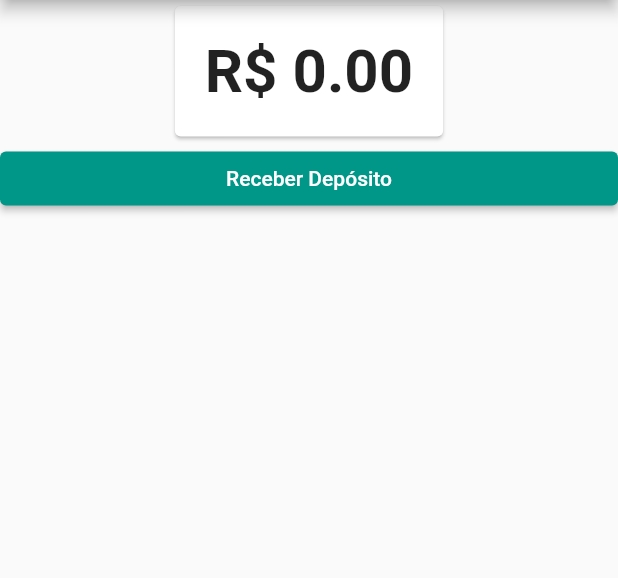
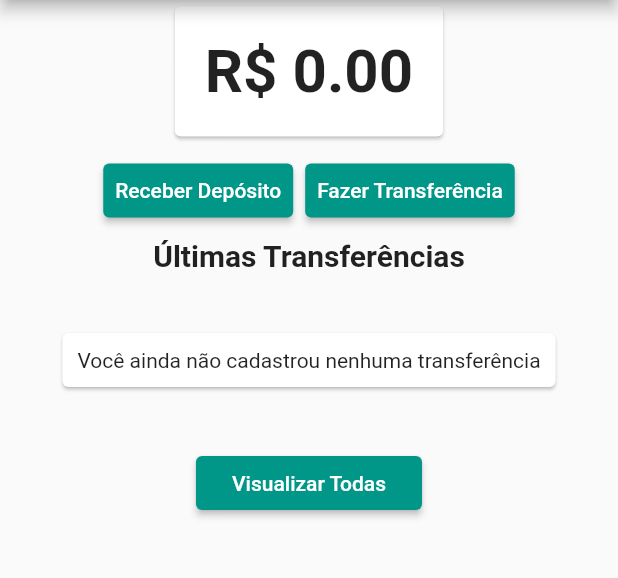
Before and after one commit to rafascm/bytebank-flutter, a Flutter app: the screen it shows after launch, on a phone screen of 412 x 824 dp, the part 84-662 px from its top. Run offline on Flutter 3.47's test engine with Material 2 defaults, Android fonts, the phone set to English and light mode, and no system bars.

Commit message:
using multiprovider to handle both balance and transaction list

```diff
--- a/lib/models/transaction.dart
+++ b/lib/models/transaction.dart
@@ -3,4 +3,7 @@ class Transaction {
   final int acc;
 
   Transaction({this.value, this.acc});
+
+  String toStringValue() => 'R\$ ' + this.value.toString();
+  String toStringAcc() => 'Conta: ' + this.acc.toString();
 }
--- /dev/null
+++ b/lib/models/transactions.dart
@@ -0,0 +1,13 @@
+import 'package:bytebank/models/transaction.dart';
+import 'package:flutter/material.dart';
+
+class Transactions extends ChangeNotifier {
+  final List<Transaction> _transactions = [];
+
+  List<Transaction> get transactions => _transactions;
+
+  add(Transaction newTransaction) {
+    _transactions.add(newTransaction);
+    notifyListeners();
+  }
+}
--- a/lib/screens/dashboard/balance_card.dart
+++ b/lib/screens/dashboard/balance_card.dart
@@ -1,7 +1,6 @@
+import 'package:bytebank/models/balance.dart';
 import 'package:flutter/material.dart';
 import 'package:provider/provider.dart';
-
-import '../../models/balance.dart';
 
 class BalanceCard extends StatelessWidget {
   @override
--- a/lib/screens/dashboard/dashboard.dart
+++ b/lib/screens/dashboard/dashboard.dart
@@ -1,4 +1,6 @@
-import 'package:bytebank/screens/dashboard/deposit/form.dart';
+import 'package:bytebank/screens/deposit/form.dart';
+import 'package:bytebank/screens/transaction/recent.dart';
+import 'package:bytebank/screens/transaction/transaction_form.dart';
 import 'package:flutter/material.dart';
 
 import 'balance_card.dart';
@@ -16,6 +18,9 @@ class Dashboard extends StatelessWidget {
             alignment: Alignment.topCenter,
             child: BalanceCard(),
           ),
+          ButtonBar(
+            alignment: MainAxisAlignment.center,
+            children: [
               RaisedButton(
                 child: Text('Receber Depósito'),
                 onPressed: () {
@@ -25,6 +30,18 @@ class Dashboard extends StatelessWidget {
                   );
                 },
               ),
+              RaisedButton(
+                child: Text('Fazer Transferência'),
+                onPressed: () {
+                  Navigator.push(
+                    context,
+                    MaterialPageRoute(builder: (context) => TransactionForm()),
+                  );
+                },
+              ),
+            ],
+          ),
+          RecentTransactions(),
         ],
       ),
     );
--- /dev/null
+++ b/lib/screens/transaction/no_recent_transactions.dart
@@ -0,0 +1,17 @@
+import 'package:flutter/material.dart';
+
+class NoRecentTransaction extends StatelessWidget {
+  @override
+  Widget build(BuildContext context) {
+    return Card(
+      margin: EdgeInsets.all(40),
+      child: Padding(
+        padding: EdgeInsets.all(10),
+        child: Text(
+          'Você ainda não cadastrou nenhuma transferência',
+          textAlign: TextAlign.center,
+        ),
+      ),
+    );
+  }
+}
--- /dev/null
+++ b/lib/screens/transaction/recent.dart
@@ -0,0 +1,49 @@
+import 'package:bytebank/components/transaction_item.dart';
+import 'package:bytebank/models/transactions.dart';
+import 'package:bytebank/screens/transaction/no_recent_transactions.dart';
+import 'package:bytebank/screens/transaction/transacton_list.dart';
+import 'package:flutter/material.dart';
+import 'package:provider/provider.dart';
+
+class RecentTransactions extends StatelessWidget {
+  @override
+  Widget build(BuildContext context) {
+    return Column(
+      children: [
+        Text(
+          'Últimas Transferências',
+          style: TextStyle(fontWeight: FontWeight.bold, fontSize: 20),
+        ),
+        Consumer<Transactions>(
+          builder: (context, tsxs, child) {
+            final _amount =
+                tsxs.transactions.length < 3 ? tsxs.transactions.length : 2;
+
+            if (_amount == 0) {
+              return NoRecentTransaction();
+            }
+
+            final _recent = tsxs.transactions.reversed.toList();
+            return ListView.builder(
+              padding: EdgeInsets.all(8),
+              itemCount: _amount,
+              shrinkWrap: true,
+              itemBuilder: (context, index) {
+                return TransactionItem(_recent[index]);
+              },
+            );
+          },
+        ),
+        RaisedButton(
+          child: Text('Visualizar Todas'),
+          onPressed: () {
+            Navigator.push(
+              context,
+              MaterialPageRoute(builder: (context) => TransactionList()),
+            );
+          },
+        ),
+      ],
+    );
+  }
+}
```
Also changed, not shown: lib/components/transaction_form_add_button.dart (+21 -10 lines), lib/components/transaction_item.dart (+3 -4 lines), lib/main.dart (+6 -2 lines), lib/screens/transaction/transaction_form.dart (+3 -10 lines), lib/screens/transaction/transacton_list.dart (+14 -22 lines), lib/screens/deposit/form.dart (renamed from lib/screens/dashboard/deposit/form.dart). Lines whose indentation alone changed are shown as unchanged.
